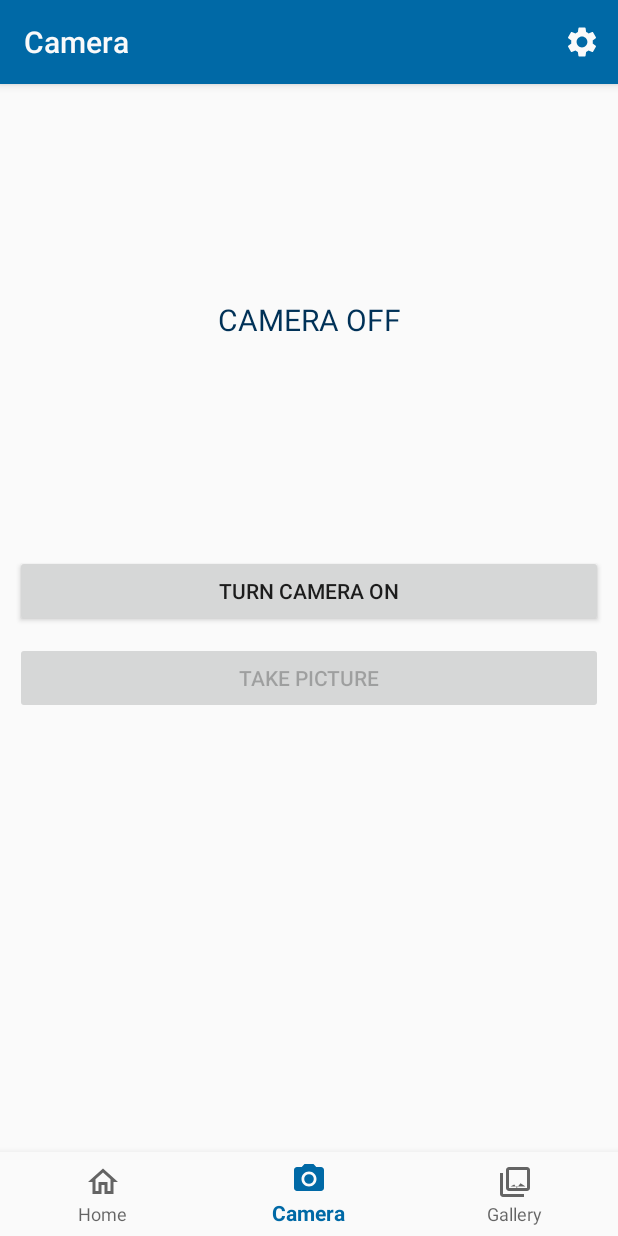
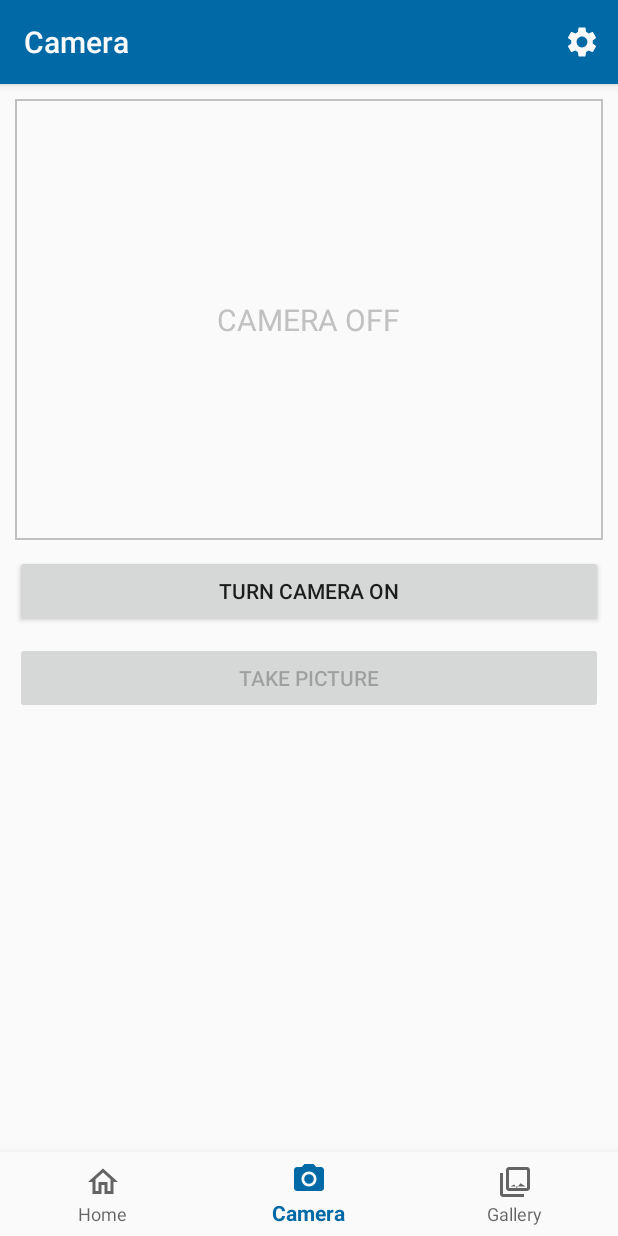
Before and after one commit to kedeggel/aid, an Android app: the fragment LibraryFragment placed in its activity, item 2 of the bottom bar chosen, on a phone screen of 412 x 824 dp. Run offline under Robolectric (Android 15) with nearby library versions, the phone set to English and light mode, and no system bars; libraries missing offline, so code that uses them is left out: com.loopj.android, cz.msebera.android; 2 statements that could not run were skipped.

Commit message:
Added border to WebView, Spinner to Library

```diff
--- a/app/src/main/java/de/htwg/mobilecomputing/aid/Fragment/LibraryFragment.java
+++ b/app/src/main/java/de/htwg/mobilecomputing/aid/Fragment/LibraryFragment.java
@@ -16,6 +16,9 @@ import android.view.LayoutInflater;
 import android.view.View;
 import android.view.ViewGroup;
 import android.widget.ImageView;
+import android.widget.ProgressBar;
+import android.widget.TextView;
+import android.widget.Toast;
 
 import com.loopj.android.http.AsyncHttpResponseHandler;
 
@@ -38,6 +41,8 @@ public class LibraryFragment extends Fragment implements LibraryItemClickListene
 
     private SharedPreferences sp;
     private ArrayList<LibraryElement> elements;
+    private ProgressBar progressBar;
+    private TextView annotation;
 
     public static LibraryFragment newInstance() {
         LibraryFragment fragment = new LibraryFragment();
@@ -47,15 +52,13 @@ public class LibraryFragment extends Fragment implements LibraryItemClickListene
     }
 
     @Override
-    public void onCreate(Bundle savedInstanceState) {
-        super.onCreate(savedInstanceState);
-    }
-
-    @Override
     public View onCreateView(@NonNull LayoutInflater inflater, ViewGroup container, Bundle savedInstanceState) {
         View view = inflater.inflate(R.layout.fragment_library, container, false);
         ((AppCompatActivity)getActivity()).getSupportActionBar().setTitle(getString(R.string.library));
         sp = PreferenceManager.getDefaultSharedPreferences(getContext());
+        progressBar = view.findViewById(R.id.progress_bar);
+        annotation = view.findViewById(R.id.annotation);
+        annotation.setVisibility(View.GONE);
         return view;
     }
 
@@ -63,23 +66,31 @@ public class LibraryFragment extends Fragment implements LibraryItemClickListene
     public void onViewCreated(View view, @Nullable Bundle savedInstanceState) {
         super.onViewCreated(view, savedInstanceState);
 
-        //Create Library
-        RecyclerView library = view.findViewById(R.id.LibraryRecycler);
-        elements = LibraryElement.generateElements(20); //todo: Populate library
-
         HttpUtils.setIp(sp.getString("ipKey", null));
         RestCalls.getAllDocs(new AsyncHttpResponseHandler() {
             @Override
             public void onSuccess(int statusCode, Header[] headers, byte[] responseBody) {
-                //todo: response body parsen
+                //Populate elements
+                // todo: parse response body
+                elements = LibraryElement.generateElements(20); //todo: Populate library
+                inflateLibrary(view);
+                progressBar.setVisibility(View.GONE);
+
             }
 
             @Override
             public void onFailure(int statusCode, Header[] headers, byte[] responseBody, Throwable error) {
-                //todo: Ip falsch
+                Toast.makeText(getActivity(), getString(R.string.error_time_out), Toast.LENGTH_LONG).show();
+                //elements = new ArrayList<>();
+                progressBar.setVisibility(View.GONE);
+                annotation.setVisibility(View.VISIBLE);
             }
         });
+    }
 
+    private void inflateLibrary(View view) {
+        //Inflate library
+        RecyclerView library = view.findViewById(R.id.LibraryRecycler);
         LibraryAdapter adapter = new LibraryAdapter(elements, (LibraryItemClickListener) this);
         library.setAdapter(adapter);
         int spanCount = 4; //Number of columns in Portrait
--- /dev/null
+++ b/app/src/main/res/drawable/border.xml
@@ -0,0 +1,6 @@
+<shape xmlns:android="http://schemas.android.com/apk/res/android"
+    android:shape="rectangle">
+    <stroke
+        android:width="1dip"
+        android:color="@color/lightGrey" />
+</shape>
--- a/app/src/main/res/layout/fragment_camera.xml
+++ b/app/src/main/res/layout/fragment_camera.xml
@@ -10,15 +10,12 @@
         android:id="@+id/camera_frame"
         android:layout_width="match_parent"
         android:layout_height="200dp"
+        android:background="@drawable/border"
         style="@style/Object">
 
         <TextView
-            android:layout_width="match_parent"
-            android:layout_height="match_parent"
-            android:text="CAMERA OFF"
-            android:textSize="20dp"
-            android:textColor="@color/colorPrimaryDark"
-            android:gravity="center"/>
+            android:text="@string/annotation_camera_off"
+            style="@style/Annotation"/>
 
         <WebView
             android:id="@+id/camera_view"
--- a/app/src/main/res/values/colors.xml
+++ b/app/src/main/res/values/colors.xml
@@ -5,4 +5,5 @@
     <!--<color name="colorAccent">#FFD700</color>-->
     <color name="colorAccent">#ffaa00</color>
     <color name="colorPrimaryLight">#fafafa</color>
+    <color name="lightGrey">#c1c1c1</color>
 </resources>
--- a/app/src/main/res/values/strings.xml
+++ b/app/src/main/res/values/strings.xml
@@ -35,5 +35,7 @@
     <string name="error_login_credentials">Username or Password incorrect</string>
     <string name="error_internet_connection">Phone not connected to the internet</string>
     <string name="error_time_out">Connection timed out. Check your ip and port settings.</string>
+    <string name="annotation_camera_off">CAMERA OFF</string>
+    <string name="annotation_no_entries">NO ENTRIES FOUND</string>
 
 </resources>
--- a/app/src/main/res/values/styles.xml
+++ b/app/src/main/res/values/styles.xml
@@ -19,9 +19,12 @@
         <item name="android:layout_marginTop">10dp</item>
     </style>
 
-    <style name="Header" parent="Object" >
-        <!--<item name="android:textColor">#00FF00</item>-->
-        <item name="android:textSize">25sp</item>
+    <style name="Annotation">
+        <item name="android:layout_width">wrap_content</item>
+        <item name="android:layout_height">wrap_content</item>
+        <item name="android:textSize">20sp</item>
+        <item name="android:textColor">@color/lightGrey</item>
+        <item name="android:layout_gravity">center</item>
     </style>
 
     <style name="Button" parent="Object">
--- a/app/src/main/res/xml/preferences.xml
+++ b/app/src/main/res/xml/preferences.xml
@@ -1,12 +1,11 @@
 <PreferenceScreen xmlns:android="http://schemas.android.com/apk/res/android">
 
     <EditTextPreference
-        android:inputType="number"
+        android:inputType="textNoSuggestions"
         android:key="@string/pref_key_pi_ip"
         android:title="@string/pref_title_pi_ip"
         android:singleLine="true"
         android:selectAllOnFocus="true"
-        android:digits="0123456789."
         android:defaultValue="127.0.0.1" />
     <EditTextPreference
         android:inputType="number"
```
Also changed, not shown: app/src/main/java/de/htwg/mobilecomputing/aid/Fragment/CameraFragment.java (+21 -7 lines), app/src/main/res/layout/fragment_library.xml (+13 -3 lines).
